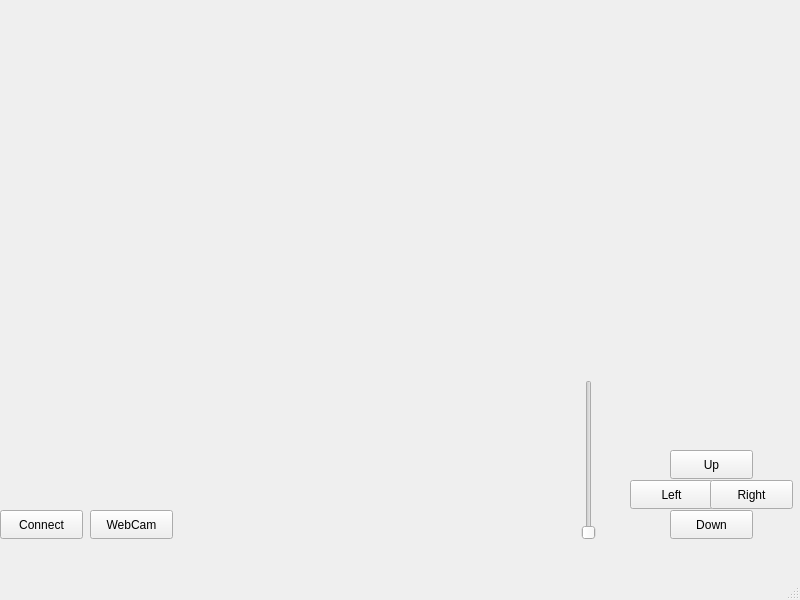
First picture: the form in mainwindow.ui, repository benjamin-milhet/WifiBot_ESIREM, before the edit.
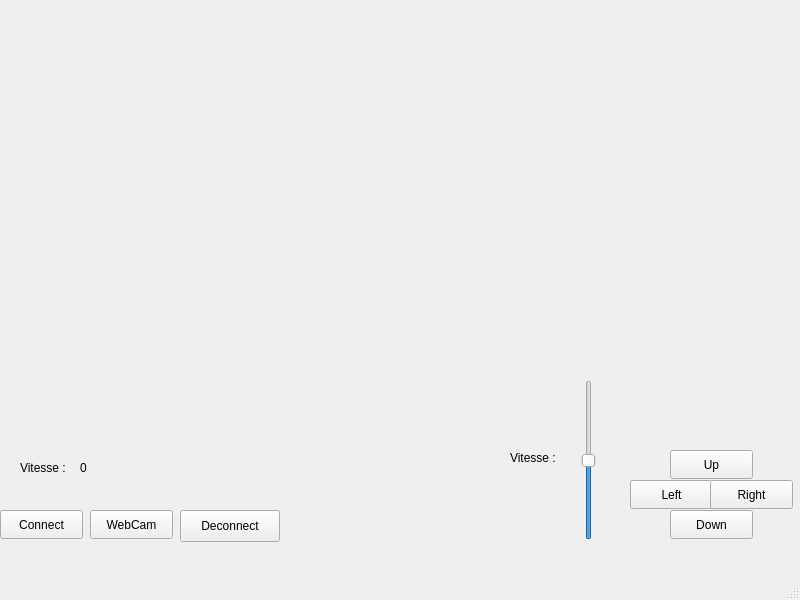
Second picture: the form after the edit.

Diff of the .ui file:
```diff
--- a/mainwindow.ui
+++ b/mainwindow.ui
@@ -88,6 +88,12 @@
       <height>160</height>
      </rect>
     </property>
+    <property name="maximum">
+     <number>240</number>
+    </property>
+    <property name="value">
+     <number>120</number>
+    </property>
     <property name="orientation">
      <enum>Qt::Vertical</enum>
     </property>
@@ -105,6 +111,58 @@
      <string>WebCam</string>
     </property>
    </widget>
+   <widget class="QPushButton" name="pushButton">
+    <property name="geometry">
+     <rect>
+      <x>180</x>
+      <y>510</y>
+      <width>100</width>
+      <height>32</height>
+     </rect>
+    </property>
+    <property name="text">
+     <string>Deconnect</string>
+    </property>
+   </widget>
+   <widget class="QLabel" name="label">
+    <property name="geometry">
+     <rect>
+      <x>20</x>
+      <y>460</y>
+      <width>58</width>
+      <height>16</height>
+     </rect>
+    </property>
+    <property name="text">
+     <string>Vitesse : </string>
+    </property>
+   </widget>
+   <widget class="QLabel" name="label_2">
+    <property name="geometry">
+     <rect>
+      <x>510</x>
+      <y>450</y>
+      <width>58</width>
+      <height>16</height>
+     </rect>
+    </property>
+    <property name="text">
+     <string>Vitesse : </string>
+    </property>
+   </widget>
+   <widget class="QLabel" name="label_3">
+    <property name="geometry">
+     <rect>
+      <x>80</x>
+      <y>460</y>
+      <width>58</width>
+      <height>16</height>
+     </rect>
+    </property>
+    <property name="text">
+     <string>0</string>
+    </property>
+   </widget>
   </widget>
   <widget class="QMenuBar" name="menubar">
    <property name="geometry">
```
Left out of the diff: 2 changed lines with no effect on the pictures.
